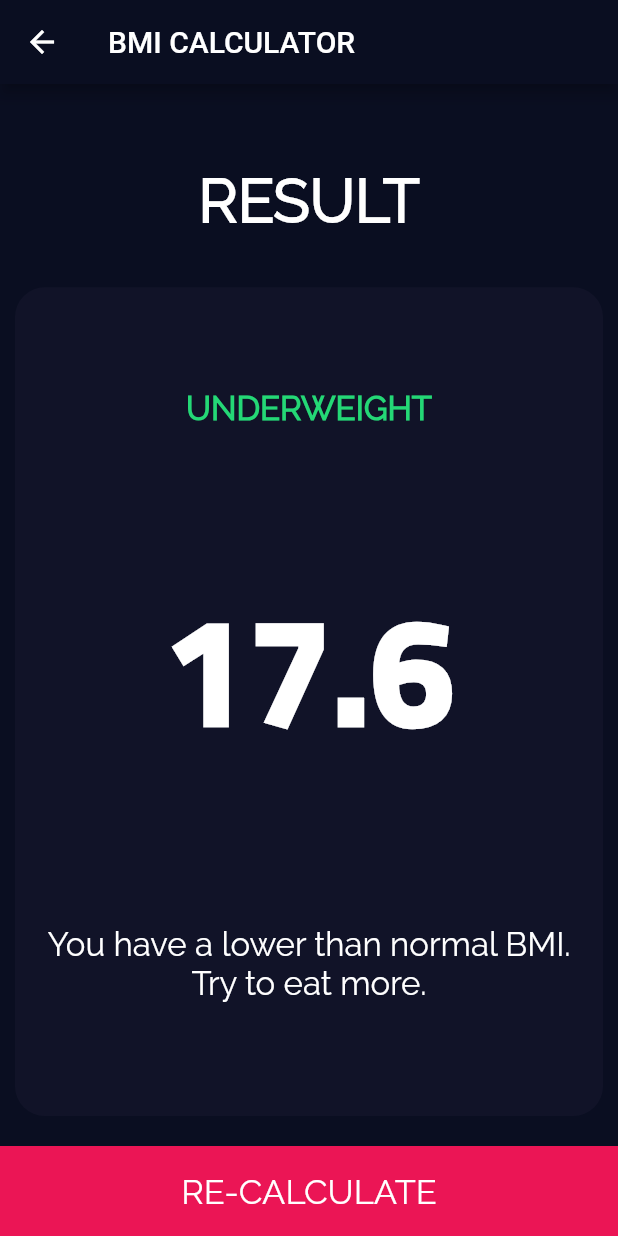
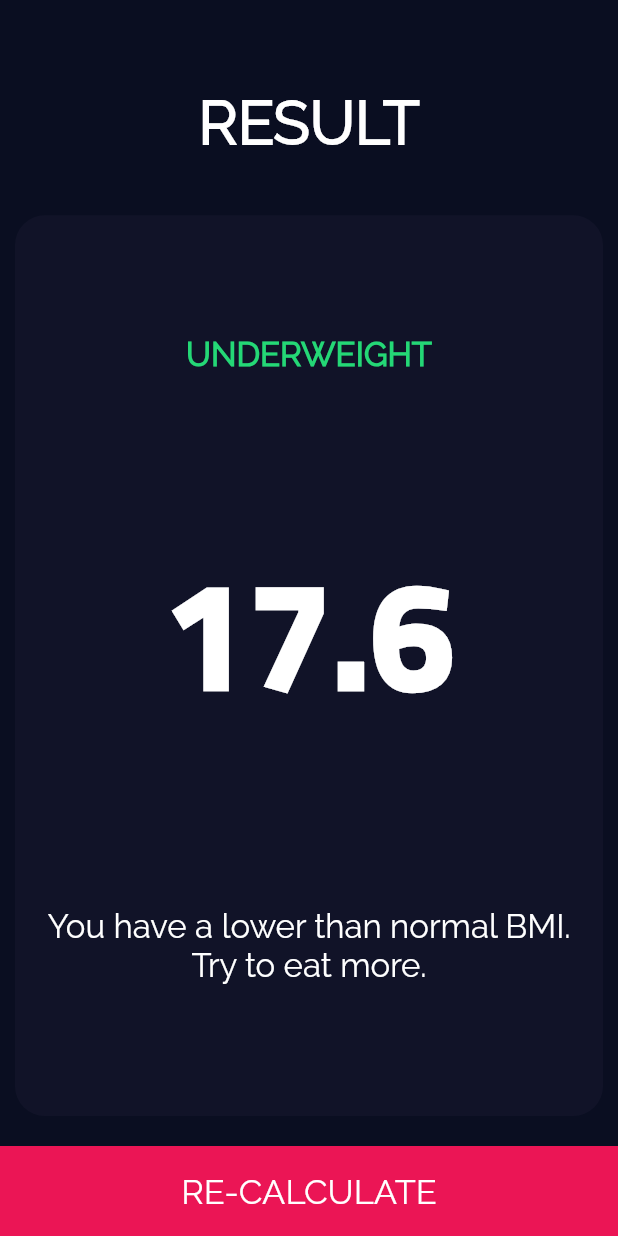
Before and after one commit to zolomohan/bmi-calculator, a Flutter app: the screen it shows after launch, after a tap on "CALCULATE", on a phone screen of 412 x 824 dp. Run offline on Flutter 3.47's test engine with Material 2 defaults, Android fonts, the phone set to English and light mode, and no system bars; our stand-ins replace font_awesome_flutter.

Commit message:
Remove Appbar from Result Page

```diff
--- a/lib/pages/Result.dart
+++ b/lib/pages/Result.dart
@@ -11,7 +11,6 @@ class ResultPage extends StatelessWidget {
   @override
   Widget build(BuildContext context) {
     return Scaffold(
-        appBar: AppBar(title: Text('BMI CALCULATOR')),
         body: Column(
           crossAxisAlignment: CrossAxisAlignment.stretch,
           children: <Widget>[
```
